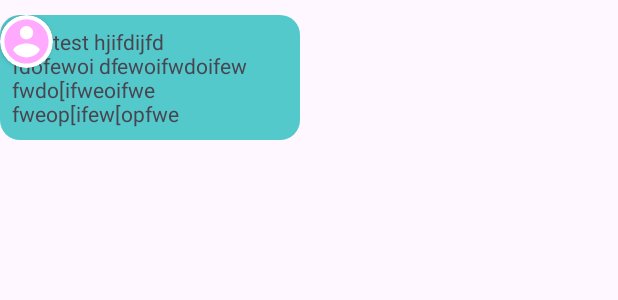
After one commit to AhmedElatreby/Chat_App, an Android app: the layout message_holder.xml on its own in the app's theme, with its tools: preview values and no code run, on a phone screen of 412 x 824 dp. The commit adds this screen. Shown: the top 300 px of the screen. Run offline under Robolectric (Android 15) with nearby library versions, the phone set to English and light mode, and no system bars.

Commit message:
add messag adaptor and message holder xml

```diff
--- /dev/null
+++ b/app/src/main/res/layout/message_holder.xml
@@ -0,0 +1,44 @@
+<?xml version="1.0" encoding="utf-8"?>
+<androidx.constraintlayout.widget.ConstraintLayout xmlns:android="http://schemas.android.com/apk/res/android"
+    android:layout_width="match_parent"
+    android:layout_height="wrap_content"
+    xmlns:tools="http://schemas.android.com/tools"
+    android:layout_marginTop="10dp"
+    xmlns:app="http://schemas.android.com/apk/res-auto">
+
+    <androidx.constraintlayout.widget.ConstraintLayout
+        android:id="@+id/ccLayout"
+        android:layout_width="match_parent"
+        android:layout_height="wrap_content">
+
+        <androidx.cardview.widget.CardView
+            android:id="@+id/profile_cardView"
+            android:layout_marginHorizontal="10dp"
+            app:cardCornerRadius="35dp"
+            android:layout_width="35dp"
+            android:layout_height="35dp">
+
+            <ImageView
+                android:layout_width="match_parent"
+                android:layout_height="match_parent"
+                android:id="@+id/small_profile_img"
+                android:scaleType="centerCrop"
+                android:src="@drawable/account_img"/>
+
+        </androidx.cardview.widget.CardView>
+
+        <TextView
+            android:id="@+id/txt_message_content"
+            android:layout_width="wrap_content"
+            android:layout_height="wrap_content"
+            tools:text="test test hjifdijfd fdofewoi dfewoifwdoifew fwdo[ifweoifwe fweop[ifew[opfwe "
+            android:padding="8dp"
+            android:maxWidth="200dp"
+            android:layout_marginHorizontal="9dp"
+            android:background="@drawable/message_input_background"/>
+
+
+
+    </androidx.constraintlayout.widget.ConstraintLayout>
+
+</androidx.constraintlayout.widget.ConstraintLayout>
```
Also changed, not shown: app/src/main/java/com/medo/chatapp/MainActivity.java (+25 -33 lines), app/src/main/java/com/medo/chatapp/MessageActivity.java (+28 -0 lines), app/src/main/java/com/medo/chatapp/MessageAdapter.java (+55 -2 lines), app/src/main/java/com/medo/chatapp/Profile.java (+10 -10 lines).
